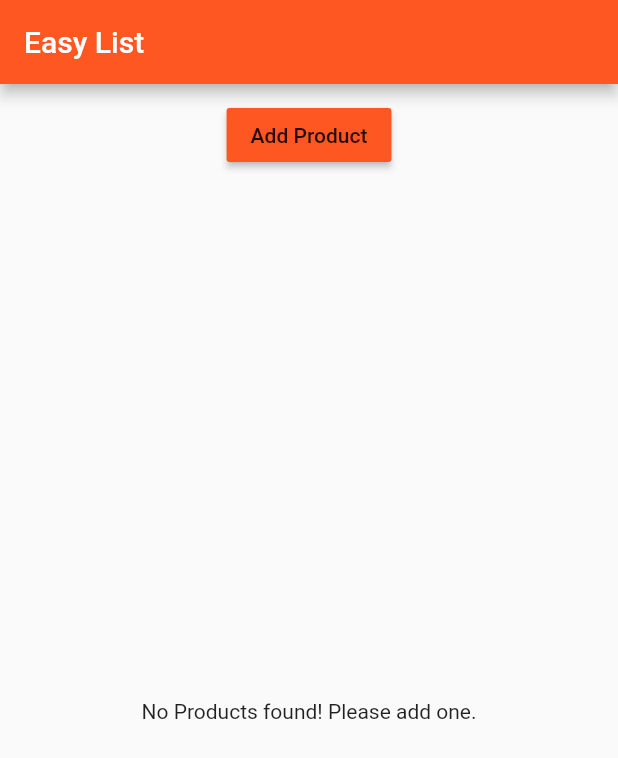
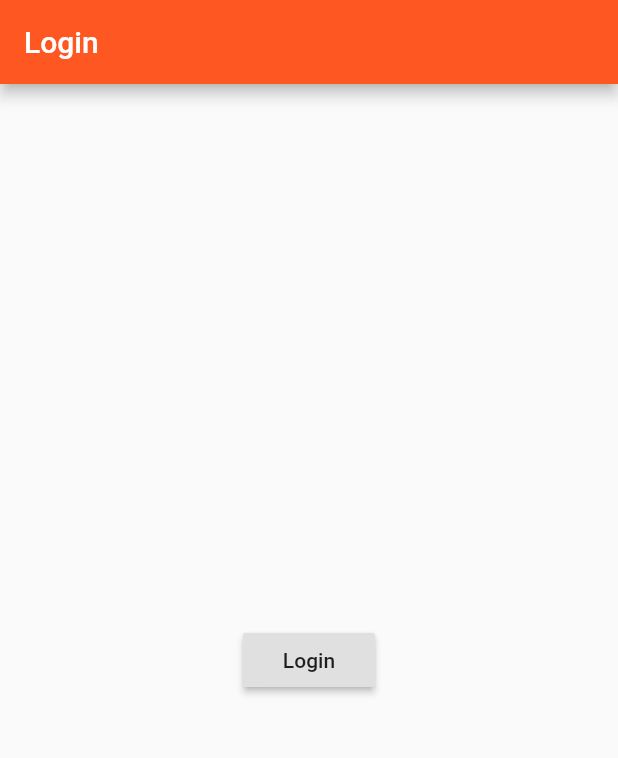
Before and after one commit to abhilashkr31/flutter_course, a Flutter app: the screen it shows after launch, on a phone screen of 412 x 824 dp. Shown: the top 758 px of the screen. Run offline on Flutter 3.47's test engine with Material 2 defaults, Android fonts, the phone set to English and light mode, and no system bars.

Commit message:
product-manager: Add auth page to be used later for authentication
This change adds support for authentication and landing on right page
on the same.

```diff
--- a/lib/main.dart
+++ b/lib/main.dart
@@ -1,6 +1,6 @@
 import 'package:flutter/material.dart';
 
-import './pages/home.dart';
+import './pages/auth.dart';
 
 void main() {
   runApp(MyApp());
@@ -15,7 +15,7 @@ class MyApp extends StatelessWidget {
         primarySwatch: Colors.deepOrange,
         accentColor: Colors.deepPurple,
       ),
-      home: HomePage(),
+      home: AuthPage(),
     );
   }
 }
--- /dev/null
+++ b/lib/pages/auth.dart
@@ -0,0 +1,27 @@
+import 'package:flutter/material.dart';
+
+import './products.dart';
+
+class AuthPage extends StatelessWidget {
+  @override
+  Widget build(BuildContext context) {
+    return Scaffold(
+      appBar: AppBar(
+        title: Text("Login"),
+      ),
+      body: Center(
+        child: RaisedButton(
+          child: Text("Login"),
+          onPressed: () {
+            Navigator.pushReplacement(
+              context,
+              MaterialPageRoute(
+                builder: (BuildContext context) => ProductsPage(),
+              ),
+            );
+          },
+        ),
+      ),
+    );
+  }
+}
--- a/lib/pages/home.dart
+++ b/lib/pages/products.dart
@@ -2,7 +2,7 @@ import 'package:flutter/material.dart';
 
 import '../product_manager.dart';
 
-class HomePage extends StatelessWidget {
+class ProductsPage extends StatelessWidget {
   @override
   Widget build(BuildContext context) {
     return Scaffold(
```
Also changed, not shown: lib/pages/product.dart (+8 -2 lines).
